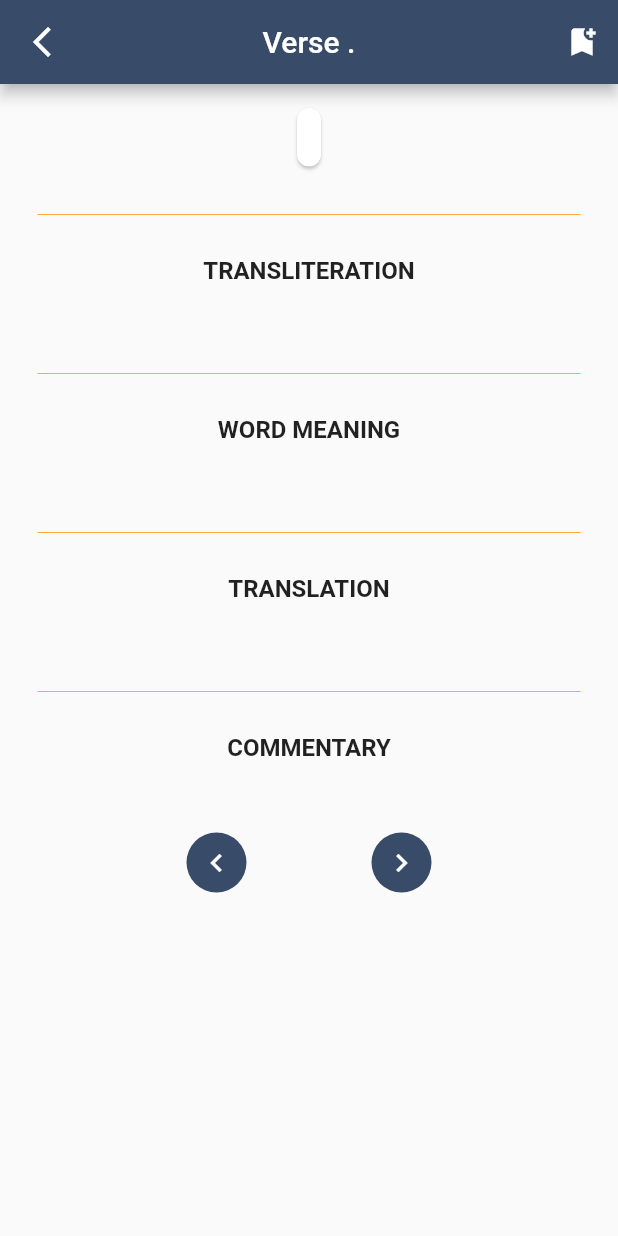
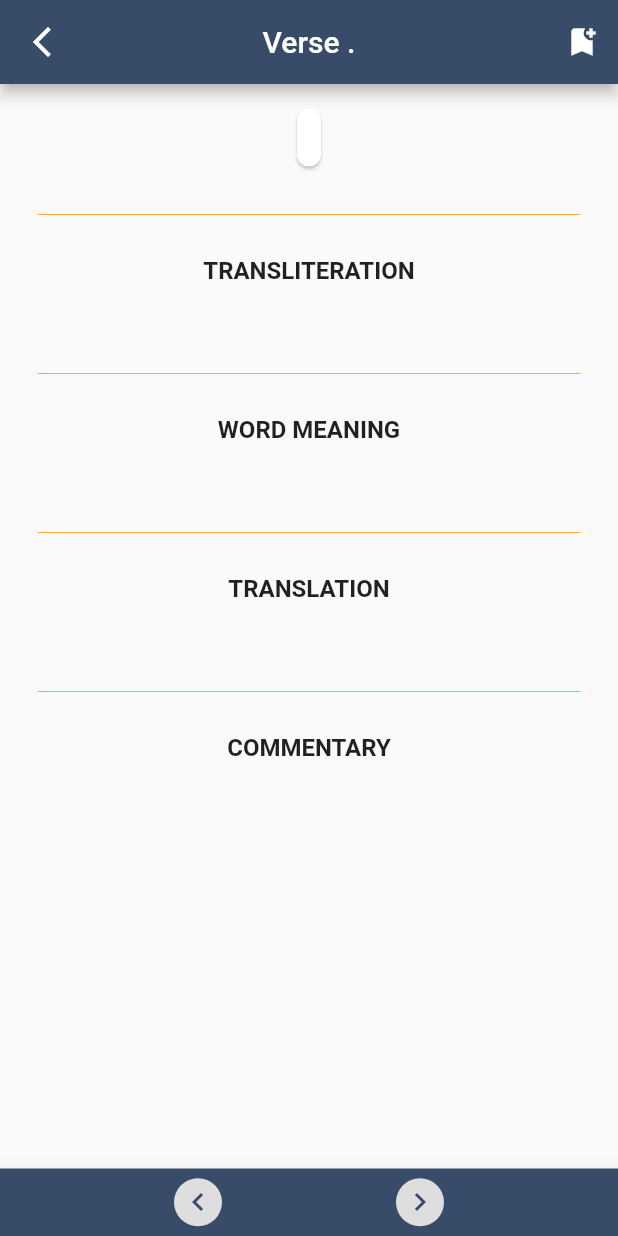
Before and after one commit to mishraaditya595/Gita-App, a Flutter app: the VerseScreen screen opened directly with empty values, on a phone screen of 412 x 824 dp. Run offline on Flutter 3.47's test engine with Material 2 defaults, Android fonts, the phone set to English and light mode, and no system bars; our stand-ins replace device_info_plus, dot_navigation_bar, firebase_core, firebase_crashlytics, firebase_messaging, firebase_remote_config and 10 more; missing offline and left inert: device_information, firebase_performance, loading_progress_indicator; accounts and stored records are empty; generated files the repository leaves out were written again.

Commit message:
bottom bar in verse_screen.dart

```diff
--- a/lib/ui/bottombar/screen/bottom_bar.dart
+++ b/lib/ui/bottombar/screen/bottom_bar.dart
@@ -1,7 +1,10 @@
 import 'package:dot_navigation_bar/dot_navigation_bar.dart';
 import 'package:flutter/cupertino.dart';
 import 'package:flutter/material.dart';
+import 'package:get_it/get_it.dart';
+import 'package:in_app_review/in_app_review.dart';
 import 'package:provider/provider.dart';
+import 'package:sbg/ui/bottombar/services/in_app_review_service.dart';
 import '../../../utils/colour_constants.dart';
 import '../../../utils/hexcolor.dart';
 import '../../bookmark/provider/bookmark_provider.dart';
@@ -82,19 +85,16 @@ class _BottomBarState extends State<BottomBar> {
               icon: selectedIndex == 0
                   ? const Icon(Icons.home)
                   : const Icon(Icons.home_outlined) ,
-
             ),
             DotNavigationBarItem(
               icon: selectedIndex == 1
                   ? const Icon(Icons.bookmark)
                   : const Icon(Icons.bookmark_outline),
-
             ),
             DotNavigationBarItem(
               icon: selectedIndex == 2
                   ? const Icon(Icons.info)
                   : const Icon(Icons.info_outline),
-
             ),
           ],
         ),
--- a/lib/ui/homepage/screen/home_page.dart
+++ b/lib/ui/homepage/screen/home_page.dart
@@ -13,6 +13,7 @@ import '../../../models/chapter_detailed_model.dart';
 import 'package:device_information/device_information.dart';
 import 'package:provider/provider.dart';
 
+import '../../bottombar/services/in_app_review_service.dart';
 import '../../verse/screen/verse_screen.dart';
 
 class HomePage extends StatefulWidget {
@@ -30,6 +31,9 @@ class _HomePageState extends State<HomePage> {
     WidgetsBinding.instance.addPostFrameCallback((_) {
       homePageProvider = Provider.of<HomePageProvider>(context, listen: false);
       homePageProvider.fetchAll();
+
+      InAppReviewService inAppReviewService = GetIt.instance.get<InAppReviewService>();
+      inAppReviewService.showReviewAlert();
     });
     super.initState();
   }
--- a/lib/ui/verse/screen/verse_screen.dart
+++ b/lib/ui/verse/screen/verse_screen.dart
@@ -199,19 +199,24 @@ class _VerseScreenState extends State<VerseScreen> {
                         ),
                       ),
                     ),
-                    Padding(
-                      padding: const EdgeInsets.all(8.0),
+                  ],
+                ),
+              ),
+            ]),
+            bottomNavigationBar: Material(
+              elevation: 10,
               child: Container(
+                color: HexColor(ColourConstants.fiord),
                 width: MediaQuery.of(context).size.width,
-                        child: Padding(
-                          padding: const EdgeInsets.all(8.0),
+                height: 45,
                 child: Row(
                   mainAxisAlignment: MainAxisAlignment.spaceEvenly,
                   children: [
                     CircleAvatar(
-                                  radius: 20,
-                                  backgroundColor: HexColor(ColourConstants.fiord),
+                        radius: 16,
+                        backgroundColor: HexColor(ColourConstants.offWhite),
                         child: IconButton(
+                          padding: EdgeInsets.zero,
                           onPressed: () {
                             provider.navigateVerses("PREVIOUS");
                             if (listScrollController.hasClients) {
@@ -221,12 +226,13 @@ class _VerseScreenState extends State<VerseScreen> {
                             }
                           },
                           icon: Icon(Icons.navigate_before),
-                                    color: Colors.white,
+                          color: HexColor(ColourConstants.fiord)
                         )),
                     CircleAvatar(
-                                  radius: 20,
-                                  backgroundColor: HexColor(ColourConstants.fiord),
+                        radius: 16,
+                        backgroundColor: HexColor(ColourConstants.offWhite),
                         child: IconButton(
+                          padding: EdgeInsets.zero,
                           onPressed: () {
                             provider.navigateVerses("NEXT");
                             if (listScrollController.hasClients) {
@@ -236,17 +242,12 @@ class _VerseScreenState extends State<VerseScreen> {
                             }
                           },
                           icon: Icon(Icons.navigate_next),
-                                    color: Colors.white,
+                          color: HexColor(ColourConstants.fiord),
                         )),
                   ],
                 ),
               ),
             ),
-                    )
-                  ],
-                ),
-              ),
-            ]),
           );
         }));
   }
--- a/pubspec.yaml
+++ b/pubspec.yaml
@@ -34,10 +34,6 @@ dependencies:
   http: ^0.13.4
   flutter:
     sdk: flutter
-
-
-  # The following adds the Cupertino Icons font to your application.
-  # Use with the CupertinoIcons class for iOS style icons.
   cupertino_icons: ^1.0.2
   animated_splash_screen: ^1.3.0
   flutter_phoenix: ^1.1.0
@@ -61,6 +57,7 @@ dependencies:
   firebase_crashlytics: ^3.3.3
   firebase_performance: ^0.9.2+3
   device_info_plus: ^9.0.2
+  in_app_review: ^2.0.6
 
 dev_dependencies:
   build_runner: ^2.0.0
```
Also changed, not shown: lib/ui/bottombar/services/in_app_review_service.dart (added, +32 -0 lines), lib/injection.config.dart, pubspec.lock. Lines whose indentation alone changed are shown as unchanged.
